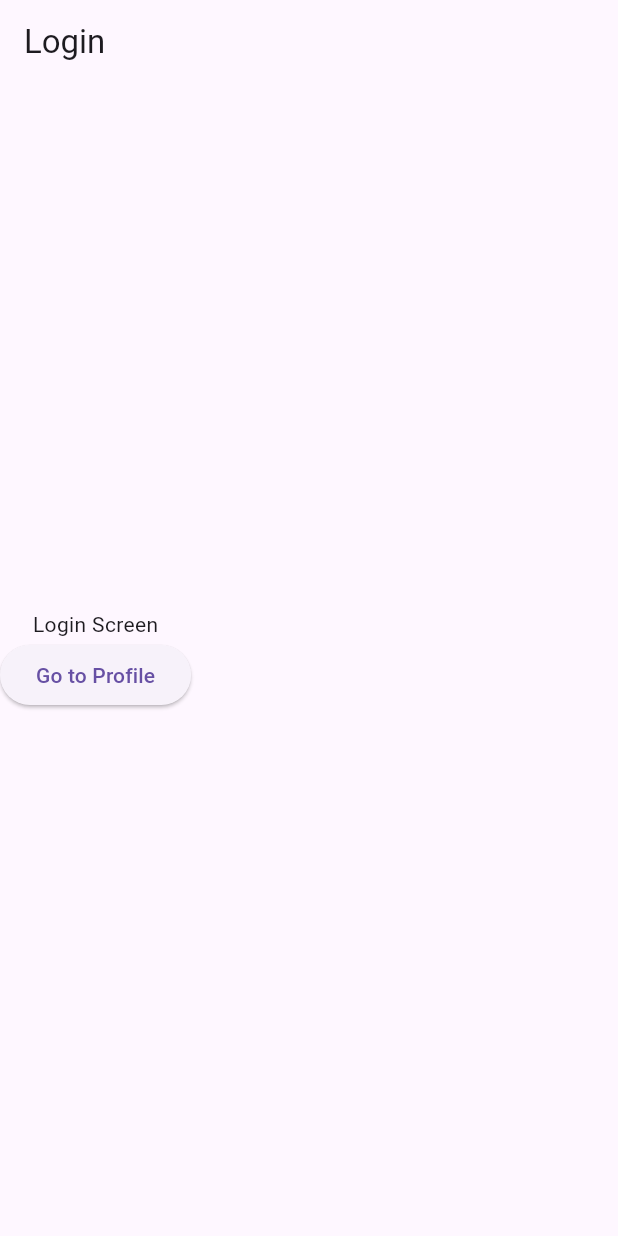
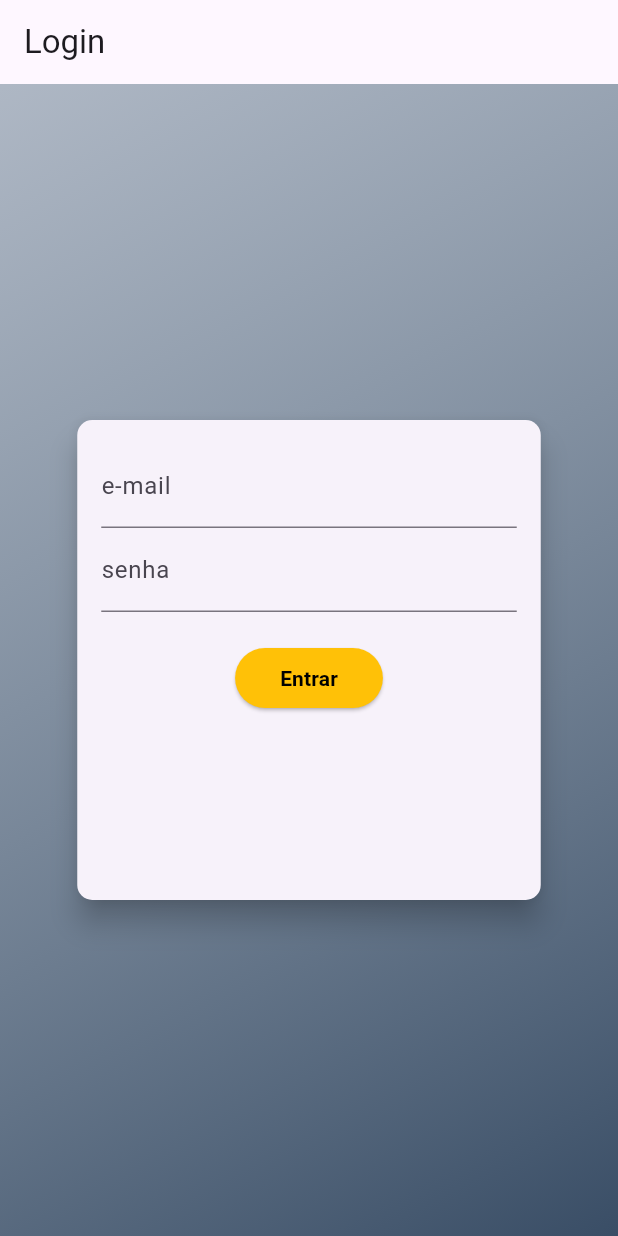
Before and after one commit to jady-sm-godoi/rcadminapp, a Flutter app: the screen it shows after launch, on a phone screen of 412 x 824 dp. Run offline on Flutter 3.47's test engine with Material 3 defaults, Android fonts, the phone set to English and light mode, and no system bars.

Commit message:
feat: autenticacao - tela e logica inicial

```diff
--- a/lib/main.dart
+++ b/lib/main.dart
@@ -1,4 +1,6 @@
 import 'package:flutter/material.dart';
+import 'package:provider/provider.dart';
+import 'package:rcadminapp/models/auth.dart';
 import 'package:rcadminapp/screens/login.dart';
 import 'package:rcadminapp/screens/paginanaoencontrada.dart';
 import 'package:rcadminapp/screens/profile_screem.dart';
@@ -25,7 +27,11 @@ class MyApp extends StatelessWidget {
   @override
   Widget build(BuildContext context) {
 
-    return MaterialApp(
+    return MultiProvider(
+      providers: [
+        ChangeNotifierProvider(create: (_) => Auth())
+      ],
+      child: MaterialApp(
         routes: { //rotas oficiais
           '/': (_) => const Login(),
           '/profile': (_) => const ProfileScreem(),
@@ -41,6 +47,7 @@ class MyApp extends StatelessWidget {
         onUnknownRoute: (_) => MaterialPageRoute( // rota para páginas não encontradas (404)
           builder: (_) => const Paginanaoencontrada(),
         ),
+      ),
     );
   }
 }
--- a/lib/screens/login.dart
+++ b/lib/screens/login.dart
@@ -1,5 +1,6 @@
 import 'package:flutter/material.dart';
 import 'package:rcadminapp/screens/profile_screem.dart';
+import 'package:rcadminapp/widgets/login_form.dart';
 
 class Login extends StatelessWidget {
   const Login({super.key});
@@ -15,25 +16,51 @@ class Login extends StatelessWidget {
       appBar: AppBar(
         title: const Text('Login'),
       ),
-      body: Column(
-        crossAxisAlignment: CrossAxisAlignment.center,
-        mainAxisAlignment: MainAxisAlignment.center,
+      body: Stack(
         children: [
-          Text('Login Screen'),
-          ElevatedButton(
-            onPressed: () {
-              Navigator.of(context).pushNamed(
-                '/profile',
-                arguments: {
-                  'usuario': usuario,
-                  'senha': senha,
-                },
-              );
-            },
-            child: const Text('Go to Profile'),
+          Container(
+            decoration: BoxDecoration(
+              gradient: LinearGradient(
+                colors: [
+                  Color.fromRGBO(95, 120, 138, 0.5),
+                  Color.fromRGBO(36, 59, 85, 0.9),
+                ],
+                begin: Alignment.topLeft,
+                end: Alignment.bottomRight,
+              )
+            )
           ),
+          SizedBox(
+            width: double.infinity,
+            child: Column(
+              crossAxisAlignment: CrossAxisAlignment.center,
+              mainAxisAlignment: MainAxisAlignment.center,
+              children: [
+                LoginForm(),
+              ],
+            ),
+          )
         ],
-      ),
+      )
+      // body: Column(
+      //   crossAxisAlignment: CrossAxisAlignment.center,
+      //   mainAxisAlignment: MainAxisAlignment.center,
+      //   children: [
+      //     Text('Login Screen'),
+      //     ElevatedButton(
+      //       onPressed: () {
+      //         Navigator.of(context).pushNamed(
+      //           '/profile',
+      //           arguments: {
+      //             'usuario': usuario,
+      //             'senha': senha,
+      //           },
+      //         );
+      //       },
+      //       child: const Text('Go to Profile'),
+      //     ),
+      //   ],
+      // ),
     );
   }
 }
--- /dev/null
+++ b/lib/utils/validators.dart
@@ -0,0 +1,29 @@
+class Validators {
+  static String? email(String? value) {
+    final email = value?.trim() ?? '';
+
+    if (email.isEmpty) {
+      return 'E-mail obrigatório';
+    }
+
+    if (!email.contains('@') || !email.contains('.')) {
+      return 'E-mail inválido';
+    }
+
+    return null;
+  }
+
+  static String? password(String? value) {
+    final password = value?.trim() ?? '';
+
+    if (password.isEmpty) {
+      return 'Senha obrigatória';
+    }
+
+    if (password.length < 6) {
+      return 'Senha deve ter no mínimo 6 caracteres';
+    }
+
+    return null;
+  }
+}
--- /dev/null
+++ b/lib/widgets/login_form.dart
@@ -0,0 +1,98 @@
+import 'package:flutter/material.dart';
+import 'package:provider/provider.dart';
+import 'package:rcadminapp/models/auth.dart';
+import 'package:rcadminapp/utils/validators.dart';
+
+class LoginForm extends StatefulWidget {
+  const LoginForm({super.key});
+
+  @override
+  State<LoginForm> createState() => _LoginFormState();
+}
+
+class _LoginFormState extends State<LoginForm> {
+  final _formKey = GlobalKey<FormState>();
+  bool _isLoading = false;
+
+  final Map<String, String> _authData = {
+    'email': '',
+    'password': ''
+  };
+
+  Future<void> _submit() async {
+    final isValid = _formKey.currentState?.validate() ?? false;
+
+    if(!isValid){
+      return;
+    }
+
+    setState(() => _isLoading = true);
+
+    _formKey.currentState?.save();
+
+    Auth auth = Provider.of(context, listen: false);
+    await auth.loginRequest(_authData['email']!, _authData['password']!);
+
+    setState(() => _isLoading = false);
+    print('Formulário submetido');
+  }
+
+  @override
+  Widget build(BuildContext context) {
+    final deviceSize = MediaQuery.of(context).size;
+
+    return Card(
+      elevation: 8,
+      shape: RoundedRectangleBorder(
+        borderRadius: BorderRadius.circular(10),
+      ),
+      child: Container(
+        padding: EdgeInsets.all(16),
+        height: 320,
+        width: deviceSize.width * 0.75,
+        child: Form(
+          key: _formKey,
+          child: Column(
+            children: [
+              TextFormField(
+                decoration: InputDecoration(
+                  labelText: 'e-mail',
+                ),
+                keyboardType: TextInputType.emailAddress,
+                onSaved: (email) => _authData['email'] = email ?? '',
+                validator: Validators.email,
+              ),
+              TextFormField(
+                decoration: InputDecoration(
+                  labelText: 'senha',
+                ),
+                keyboardType: TextInputType.visiblePassword,
+                obscureText: true,
+                onSaved: (password) => _authData['password'] = password ?? '',
+                validator: Validators.password,
+              ),
+              SizedBox(height: 20,),
+              if (_isLoading)
+                CircularProgressIndicator()
+              else
+                ElevatedButton(
+                  onPressed: _submit,
+                  style: ElevatedButton.styleFrom(
+                    backgroundColor: Color.fromRGBO(255, 193, 7, 1),
+                    shape: RoundedRectangleBorder(borderRadius: BorderRadiusGeometry.circular(30)),
+                    padding: EdgeInsets.symmetric(horizontal: 30.0, vertical: 8.0,
+                    ),
+                  ),
+                  child: Text('Entrar',
+                    style: TextStyle(
+                      color: Colors.black,
+                      fontWeight: FontWeight.bold),
+                  ),
+                ),
+            ],
+          )
+        ),
+      ),
+    );
+  }
+}
--- a/pubspec.yaml
+++ b/pubspec.yaml
@@ -31,6 +31,7 @@ dependencies:
   flutter:
     sdk: flutter
   http: ^1.6.0
+  provider: ^6.0.5
 
 
   # The following adds the Cupertino Icons font to your application.
```
Also changed, not shown: lib/models/auth.dart (added, +21 -0 lines), pubspec.lock. Lines whose indentation alone changed are shown as unchanged.
